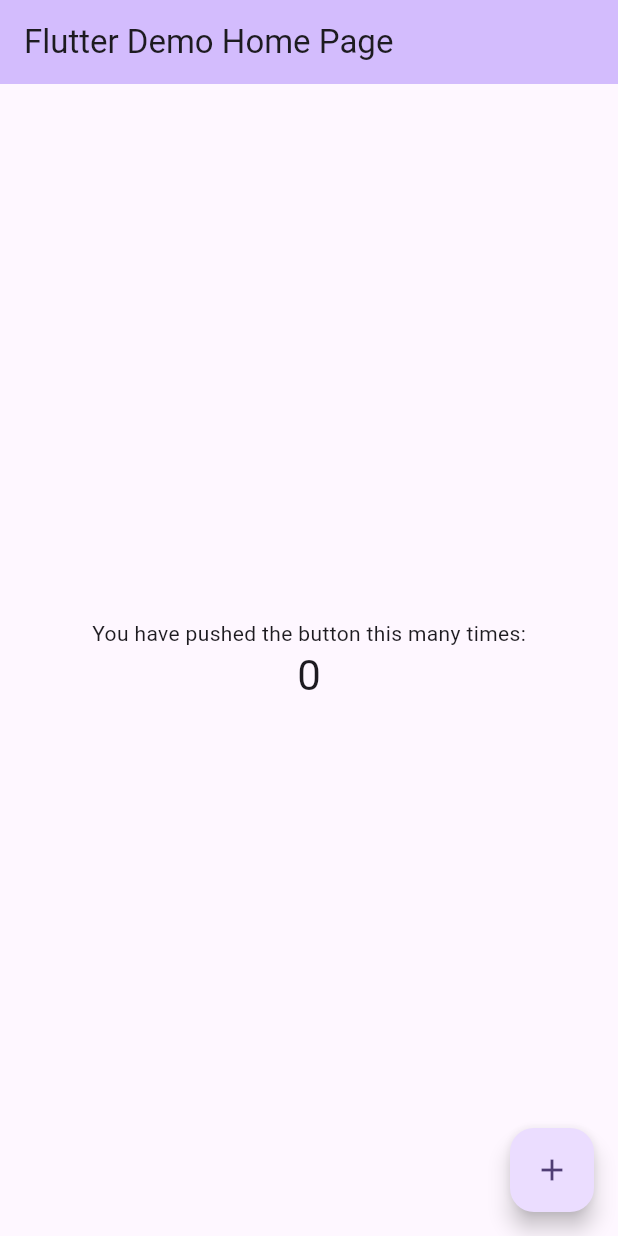
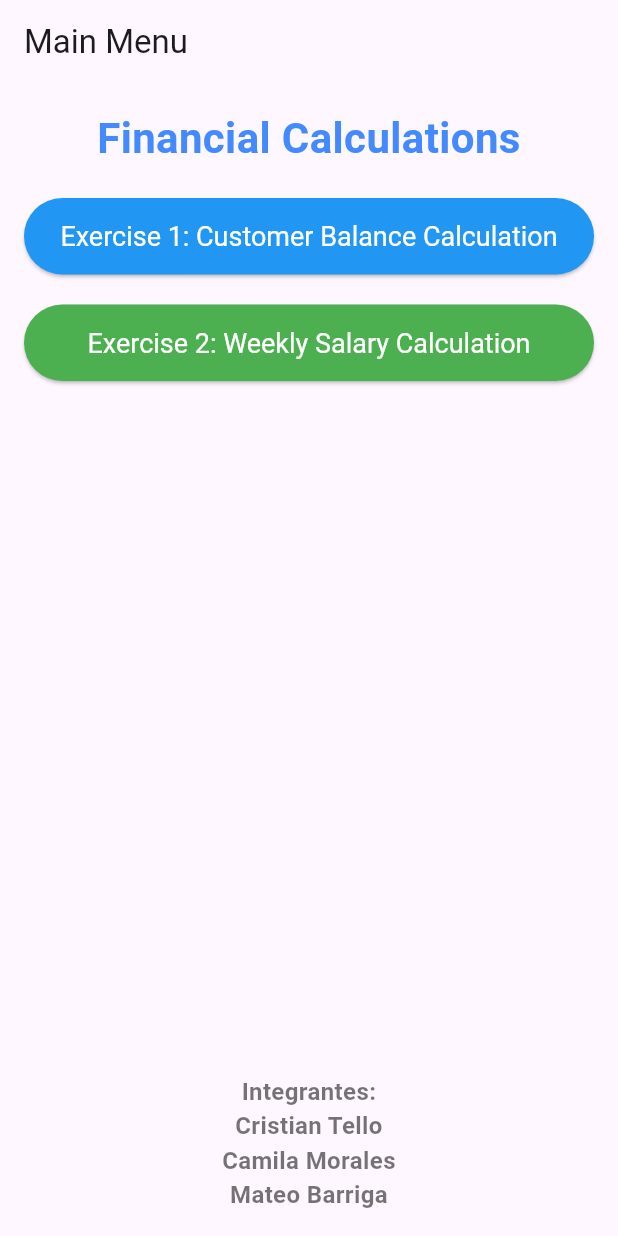
Before and after one commit to TelloCristian98/tarea-controles-basicos, a Flutter app: the screen it shows after launch, on a phone screen of 412 x 824 dp. Run offline on Flutter 3.47's test engine with Material 3 defaults, Android fonts, the phone set to English and light mode, and no system bars.

Commit message:
Menu listo

```diff
--- /dev/null
+++ b/lib/Layouts/ExerciseOnePage.dart
@@ -0,0 +1,17 @@
+import 'package:flutter/material.dart';
+
+class ExerciseOnePage extends StatelessWidget {
+  const ExerciseOnePage({super.key});
+
+  @override
+  Widget build(BuildContext context) {
+    return Scaffold(
+      appBar: AppBar(
+        title: Text('Exercise 1: Customer Balance Calculation'),
+      ),
+      body: Center(
+        child: Text('Exercise 1 content goes here'),
+      ),
+    );
+  }
+}
--- a/lib/main.dart
+++ b/lib/main.dart
@@ -1,125 +1,91 @@
 import 'package:flutter/material.dart';
 
+import 'Layouts/ExerciseOnePage.dart';
+import 'Layouts/ExerciseTwoPage.dart';
+
+
 void main() {
-  runApp(const MyApp());
+  runApp(MyApp());
 }
 
 class MyApp extends StatelessWidget {
-  const MyApp({super.key});
-
-  // This widget is the root of your application.
   @override
   Widget build(BuildContext context) {
     return MaterialApp(
-      title: 'Flutter Demo',
+      title: 'Financial Calculations',
       theme: ThemeData(
-        // This is the theme of your application.
-        //
-        // TRY THIS: Try running your application with "flutter run". You'll see
-        // the application has a purple toolbar. Then, without quitting the app,
-        // try changing the seedColor in the colorScheme below to Colors.green
-        // and then invoke "hot reload" (save your changes or press the "hot
-        // reload" button in a Flutter-supported IDE, or press "r" if you used
-        // the command line to start the app).
-        //
-        // Notice that the counter didn't reset back to zero; the application
-        // state is not lost during the reload. To reset the state, use hot
-        // restart instead.
-        //
-        // This works for code too, not just values: Most code changes can be
-        // tested with just a hot reload.
-        colorScheme: ColorScheme.fromSeed(seedColor: Colors.deepPurple),
-        useMaterial3: true,
+        primarySwatch: Colors.blue,
+        visualDensity: VisualDensity.adaptivePlatformDensity,
       ),
-      home: const MyHomePage(title: 'Flutter Demo Home Page'),
+      home: MainMenu(),
+      debugShowCheckedModeBanner: false,
     );
   }
 }
 
-class MyHomePage extends StatefulWidget {
-  const MyHomePage({super.key, required this.title});
-
-  // This widget is the home page of your application. It is stateful, meaning
-  // that it has a State object (defined below) that contains fields that affect
-  // how it looks.
-
-  // This class is the configuration for the state. It holds the values (in this
-  // case the title) provided by the parent (in this case the App widget) and
-  // used by the build method of the State. Fields in a Widget subclass are
-  // always marked "final".
-
-  final String title;
-
-  @override
-  State<MyHomePage> createState() => _MyHomePageState();
-}
-
-class _MyHomePageState extends State<MyHomePage> {
-  int _counter = 0;
-
-  void _incrementCounter() {
-    setState(() {
-      // This call to setState tells the Flutter framework that something has
-      // changed in this State, which causes it to rerun the build method below
-      // so that the display can reflect the updated values. If we changed
-      // _counter without calling setState(), then the build method would not be
-      // called again, and so nothing would appear to happen.
-      _counter++;
-    });
-  }
-
+class MainMenu extends StatelessWidget {
   @override
   Widget build(BuildContext context) {
-    // This method is rerun every time setState is called, for instance as done
-    // by the _incrementCounter method above.
-    //
-    // The Flutter framework has been optimized to make rerunning build methods
-    // fast, so that you can just rebuild anything that needs updating rather
-    // than having to individually change instances of widgets.
     return Scaffold(
       appBar: AppBar(
-        // TRY THIS: Try changing the color here to a specific color (to
-        // Colors.amber, perhaps?) and trigger a hot reload to see the AppBar
-        // change color while the other colors stay the same.
-        backgroundColor: Theme.of(context).colorScheme.inversePrimary,
-        // Here we take the value from the MyHomePage object that was created by
-        // the App.build method, and use it to set our appbar title.
-        title: Text(widget.title),
+        title: Text('Main Menu'),
       ),
-      body: Center(
-        // Center is a layout widget. It takes a single child and positions it
-        // in the middle of the parent.
+      body: Padding(
+        padding: const EdgeInsets.all(16.0),
         child: Column(
-          // Column is also a layout widget. It takes a list of children and
-          // arranges them vertically. By default, it sizes itself to fit its
-          // children horizontally, and tries to be as tall as its parent.
-          //
-          // Column has various properties to control how it sizes itself and
-          // how it positions its children. Here we use mainAxisAlignment to
-          // center the children vertically; the main axis here is the vertical
-          // axis because Columns are vertical (the cross axis would be
-          // horizontal).
-          //
-          // TRY THIS: Invoke "debug painting" (choose the "Toggle Debug Paint"
-          // action in the IDE, or press "p" in the console), to see the
-          // wireframe for each widget.
           mainAxisAlignment: MainAxisAlignment.center,
-          children: <Widget>[
+          crossAxisAlignment: CrossAxisAlignment.stretch,
+          children: [
             const Text(
-              'You have pushed the button this many times:',
+              'Financial Calculations',
+              textAlign: TextAlign.center,
+              style: TextStyle(
+                fontSize: 28,
+                fontWeight: FontWeight.bold,
+                color: Colors.blueAccent,
+              ),
             ),
-            Text(
-              '$_counter',
-              style: Theme.of(context).textTheme.headlineMedium,
+            SizedBox(height: 20),
+            ElevatedButton(
+              style: ElevatedButton.styleFrom(
+                foregroundColor: Colors.white, backgroundColor: Colors.blue, padding: EdgeInsets.symmetric(vertical: 15),
+                textStyle: TextStyle(fontSize: 18),
+              ),
+              onPressed: () {
+                Navigator.push(
+                  context,
+                  MaterialPageRoute(builder: (context) => ExerciseOnePage()),
+                );
+              },
+              child: Text('Exercise 1: Customer Balance Calculation'),
+            ),
+            SizedBox(height: 20),
+            ElevatedButton(
+              style: ElevatedButton.styleFrom(
+                foregroundColor: Colors.white, backgroundColor: Colors.green, padding: EdgeInsets.symmetric(vertical: 15),
+                textStyle: TextStyle(fontSize: 18),
+              ),
+              onPressed: () {
+                Navigator.push(
+                  context,
+                  MaterialPageRoute(builder: (context) => ExerciseTwoPage()),
+                );
+              },
+              child: const Text('Exercise 2: Weekly Salary Calculation'),
+            ),
+            const Spacer(),
+            const Text(
+              'Integrantes:\nCristian Tello\nCamila Morales\nMateo Barriga',
+              textAlign: TextAlign.center,
+              style: TextStyle(
+                fontSize: 16,
+                fontWeight: FontWeight.bold,
+                color: Colors.black54,
+              ),
             ),
           ],
         ),
       ),
-      floatingActionButton: FloatingActionButton(
-        onPressed: _incrementCounter,
-        tooltip: 'Increment',
-        child: const Icon(Icons.add),
-      ), // This trailing comma makes auto-formatting nicer for build methods.
     );
   }
 }
```
Also changed, not shown: lib/Layouts/ExerciseTwoPage.dart (added, +17 -0 lines), 1 other file.
